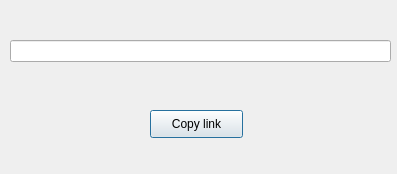
Old version of the form client/ShareUri.ui in the repository anphetamina/CoText.
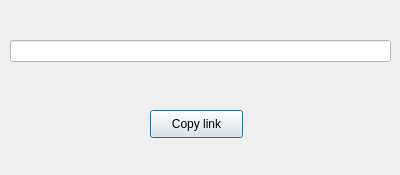
New version of the form.

Commit message: change background color of all QLineEdit

Diff of the .ui file:
```diff
--- a/client/ShareUri.ui
+++ b/client/ShareUri.ui
@@ -6,13 +6,16 @@
    <rect>
     <x>0</x>
     <y>0</y>
-    <width>397</width>
-    <height>174</height>
+    <width>400</width>
+    <height>175</height>
    </rect>
   </property>
   <property name="windowTitle">
    <string>Dialog</string>
   </property>
+  <property name="styleSheet">
+   <string notr="true">QLineEdit{ background-color: white;} </string>
+  </property>
   <widget class="QPushButton" name="pushButton_copyLink">
    <property name="geometry">
     <rect>
```
The commit also changes 6 other files.
